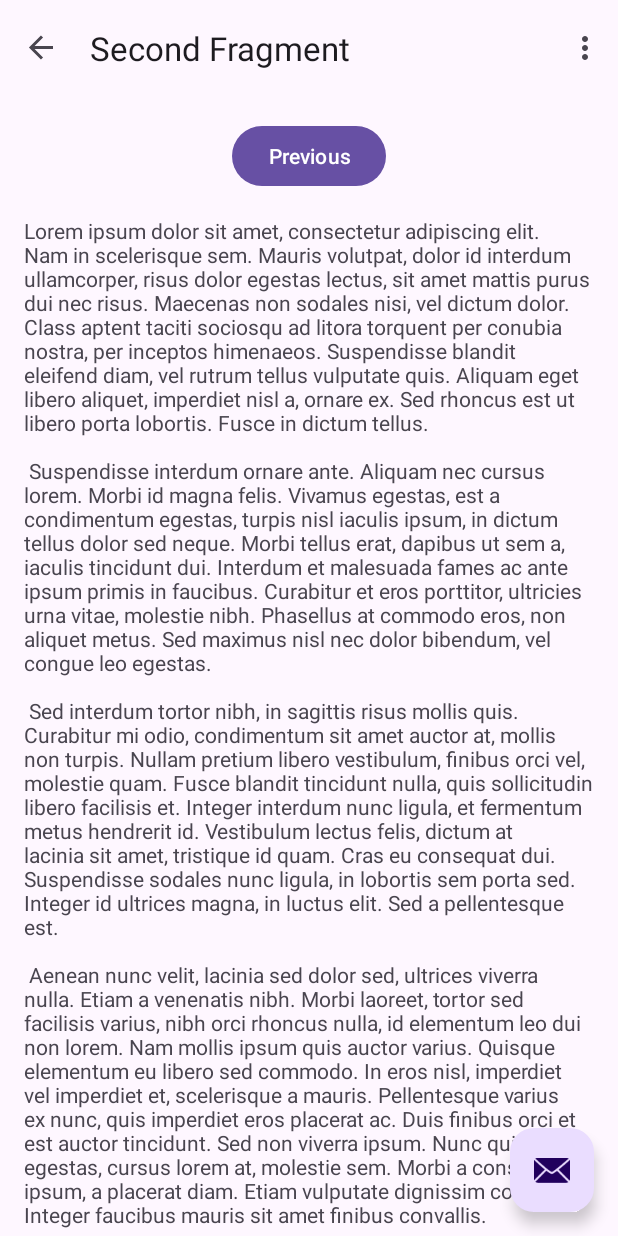
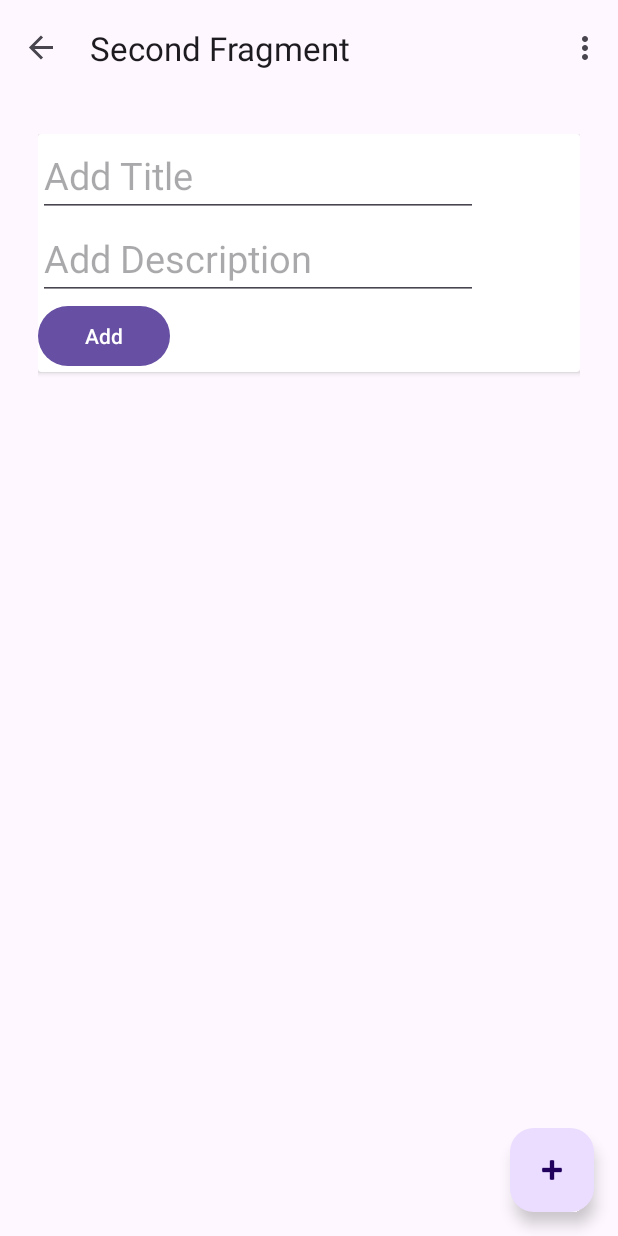
Before and after one commit to mauro-anto-001/my_applikasion, an Android app: the SecondFragment screen opened through its navigation route, on a phone screen of 412 x 824 dp. Run offline under Robolectric (Android 15) with nearby library versions, the phone set to English and light mode, and no system bars; our stand-ins replace navigation-ui.

Commit message:
Starting on the layout for the home screen and setting up what options the task cards will have

```diff
--- a/app/src/main/java/com/example/myapplication/SecondFragment.kt
+++ b/app/src/main/java/com/example/myapplication/SecondFragment.kt
@@ -32,7 +32,7 @@ class SecondFragment : Fragment() {
     override fun onViewCreated(view: View, savedInstanceState: Bundle?) {
         super.onViewCreated(view, savedInstanceState)
 
-        binding.buttonSecond.setOnClickListener {
+        binding.buttonFirst.setOnClickListener() {
             findNavController().navigate(R.id.action_SecondFragment_to_FirstFragment)
         }
     }
--- a/app/src/main/res/layout/activity_main.xml
+++ b/app/src/main/res/layout/activity_main.xml
@@ -28,6 +28,6 @@
         android:layout_gravity="bottom|end"
         android:layout_marginEnd="@dimen/fab_margin"
         android:layout_marginBottom="16dp"
-        app:srcCompat="@android:drawable/ic_dialog_email" />
+        app:srcCompat="@android:drawable/ic_input_add" />
 
 </androidx.coordinatorlayout.widget.CoordinatorLayout>
--- a/app/src/main/res/layout/fragment_second.xml
+++ b/app/src/main/res/layout/fragment_second.xml
@@ -1,35 +1,48 @@
 <?xml version="1.0" encoding="utf-8"?>
-<androidx.core.widget.NestedScrollView xmlns:android="http://schemas.android.com/apk/res/android"
+<LinearLayout xmlns:android="http://schemas.android.com/apk/res/android"
     xmlns:app="http://schemas.android.com/apk/res-auto"
     xmlns:tools="http://schemas.android.com/tools"
     android:layout_width="match_parent"
     android:layout_height="match_parent"
+    android:orientation="vertical"
+    android:padding="25dp"
     tools:context=".SecondFragment">
 
-    <androidx.constraintlayout.widget.ConstraintLayout
+    <androidx.cardview.widget.CardView
         android:layout_width="match_parent"
-        android:layout_height="match_parent"
-        android:padding="16dp">
+        android:layout_height="wrap_content"
+        >
+        <LinearLayout
+            android:layout_width="match_parent"
+            android:layout_height="wrap_content"
+            android:orientation="vertical">
+        <EditText
+            android:id="@+id/title"
+            android:layout_width="wrap_content"
+            android:layout_height="wrap_content"
+            android:ems="10"
+            android:hint="Add Title"
+            android:inputType="text"
+            android:text=""
+            android:textSize="25dp" />
+            <EditText
+                android:id="@+id/description"
+                android:layout_width="wrap_content"
+                android:layout_height="wrap_content"
+                android:ems="10"
+                android:hint="Add Description"
+                android:inputType="text"
+                android:text=""
+                android:textSize="25dp" />
 
         <Button
-            android:id="@+id/button_second"
+            android:id="@+id/button_first"
             android:layout_width="wrap_content"
             android:layout_height="wrap_content"
-            android:text="@string/previous"
-            app:layout_constraintBottom_toTopOf="@id/textview_second"
-            app:layout_constraintEnd_toEndOf="parent"
-            app:layout_constraintStart_toStartOf="parent"
-            app:layout_constraintTop_toTopOf="parent" />
+            android:text="Add"
+            />
+        </LinearLayout>
+    </androidx.cardview.widget.CardView>
 
-        <TextView
-            android:id="@+id/textview_second"
-            android:layout_width="wrap_content"
-            android:layout_height="wrap_content"
-            android:layout_marginTop="16dp"
-            android:text="@string/lorem_ipsum"
-            app:layout_constraintBottom_toBottomOf="parent"
-            app:layout_constraintEnd_toEndOf="parent"
-            app:layout_constraintStart_toStartOf="parent"
-            app:layout_constraintTop_toBottomOf="@id/button_second" />
-    </androidx.constraintlayout.widget.ConstraintLayout>
-</androidx.core.widget.NestedScrollView>
+
+</LinearLayout>
```
Also changed, not shown: app/src/main/res/layout/fragment_first.xml (+28 -15 lines).
